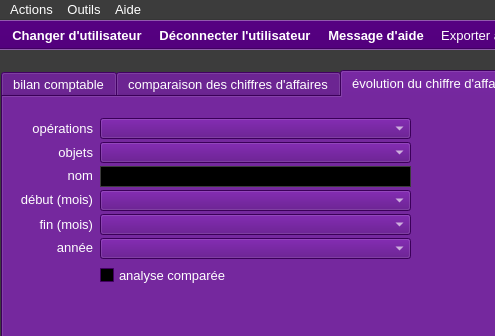
Above: ui/yeroth-erp-tableaux-de-bord-window.ui from xnoumbissinoundou/yeroth-erp-3.0 before the change; both pictures show x 0 to 495 and y 0 to 336 of the 800 by 600 pixel window. Below: the same form after it.
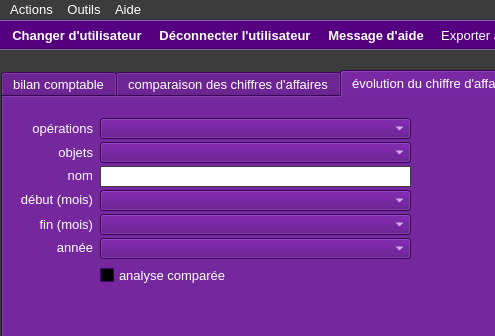
That is the form after the change. The open tabs and pages were chosen to show the change. Icons and pictures are not drawn. Custom widgets are drawn as their Qt base class.

Diff of the .ui file:
```diff
--- a/ui/yeroth-erp-tableaux-de-bord-window.ui
+++ b/ui/yeroth-erp-tableaux-de-bord-window.ui
@@ -9570,63 +9570,63 @@
          <colorrole role="WindowText">
           <brush brushstyle="SolidPattern">
            <color alpha="255">
-            <red>255</red>
-            <green>255</green>
-            <blue>255</blue>
+            <red>0</red>
+            <green>0</green>
+            <blue>0</blue>
            </color>
           </brush>
          </colorrole>
          <colorrole role="Button">
           <brush brushstyle="SolidPattern">
            <color alpha="255">
-            <red>0</red>
-            <green>0</green>
-            <blue>0</blue>
+            <red>255</red>
+            <green>255</green>
+            <blue>255</blue>
            </color>
           </brush>
          </colorrole>
          <colorrole role="Light">
           <brush brushstyle="SolidPattern">
            <color alpha="255">
-            <red>70</red>
-            <green>100</green>
-            <blue>100</blue>
+            <red>255</red>
+            <green>255</green>
+            <blue>255</blue>
            </color>
           </brush>
          </colorrole>
          <colorrole role="Midlight">
           <brush brushstyle="SolidPattern">
            <color alpha="255">
-            <red>58</red>
-            <green>83</green>
-            <blue>83</blue>
+            <red>255</red>
+            <green>255</green>
+            <blue>255</blue>
            </color>
           </brush>
          </colorrole>
          <colorrole role="Dark">
           <brush brushstyle="SolidPattern">
            <color alpha="255">
-            <red>23</red>
-            <green>33</green>
-            <blue>33</blue>
+            <red>127</red>
+            <green>127</green>
+            <blue>127</blue>
            </color>
           </brush>
          </colorrole>
          <colorrole role="Mid">
           <brush brushstyle="SolidPattern">
            <color alpha="255">
-            <red>31</red>
-            <green>44</green>
-            <blue>44</blue>
+            <red>170</red>
+            <green>170</green>
+            <blue>170</blue>
            </color>
           </brush>
          </colorrole>
          <colorrole role="Text">
           <brush brushstyle="SolidPattern">
            <color alpha="255">
-            <red>255</red>
-            <green>255</green>
-            <blue>255</blue>
+            <red>0</red>
+            <green>0</green>
+            <blue>0</blue>
            </color>
           </brush>
          </colorrole>
@@ -9642,27 +9642,27 @@
          <colorrole role="ButtonText">
           <brush brushstyle="SolidPattern">
            <color alpha="255">
-            <red>255</red>
-            <green>255</green>
-            <blue>255</blue>
+            <red>0</red>
+            <green>0</green>
+            <blue>0</blue>
            </color>
           </brush>
          </colorrole>
          <colorrole role="Base">
           <brush brushstyle="SolidPattern">
            <color alpha="255">
-            <red>0</red>
-            <green>0</green>
-            <blue>0</blue>
+            <red>255</red>
+            <green>255</green>
+            <blue>255</blue>
            </color>
           </brush>
          </colorrole>
          <colorrole role="Window">
           <brush brushstyle="SolidPattern">
            <color alpha="255">
-            <red>0</red>
-            <green>0</green>
-            <blue>0</blue>
+            <red>255</red>
+            <green>255</green>
+            <blue>255</blue>
            </color>
           </brush>
          </colorrole>
@@ -9675,21 +9675,12 @@
            </color>
           </brush>
          </colorrole>
-         <colorrole role="HighlightedText">
-          <brush brushstyle="SolidPattern">
-           <color alpha="255">
-            <red>2</red>
-            <green>160</green>
-            <blue>70</blue>
-           </color>
-          </brush>
-         </colorrole>
          <colorrole role="AlternateBase">
           <brush brushstyle="SolidPattern">
            <color alpha="255">
-            <red>23</red>
-            <green>33</green>
-            <blue>33</blue>
+            <red>255</red>
+            <green>255</green>
+            <blue>255</blue>
            </color>
           </brush>
          </colorrole>
@@ -9716,63 +9707,63 @@
          <colorrole role="WindowText">
           <brush brushstyle="SolidPattern">
            <color alpha="255">
-            <red>255</red>
-            <green>255</green>
-            <blue>255</blue>
+            <red>0</red>
+            <green>0</green>
+            <blue>0</blue>
            </color>
           </brush>
          </colorrole>
          <colorrole role="Button">
           <brush brushstyle="SolidPattern">
            <color alpha="255">
-            <red>0</red>
-            <green>0</green>
-            <blue>0</blue>
+            <red>255</red>
+            <green>255</green>
+            <blue>255</blue>
            </color>
           </brush>
          </colorrole>
          <colorrole role="Light">
           <brush brushstyle="SolidPattern">
            <color alpha="255">
-            <red>70</red>
-            <green>100</green>
-            <blue>100</blue>
+            <red>255</red>
+            <green>255</green>
+            <blue>255</blue>
            </color>
           </brush>
          </colorrole>
          <colorrole role="Midlight">
           <brush brushstyle="SolidPattern">
            <color alpha="255">
-            <red>58</red>
-            <green>83</green>
-            <blue>83</blue>
+            <red>255</red>
+            <green>255</green>
+            <blue>255</blue>
            </color>
           </brush>
          </colorrole>
          <colorrole role="Dark">
           <brush brushstyle="SolidPattern">
            <color alpha="255">
-            <red>23</red>
-            <green>33</green>
-            <blue>33</blue>
+            <red>127</red>
+            <green>127</green>
+            <blue>127</blue>
            </color>
           </brush>
          </colorrole>
          <colorrole role="Mid">
           <brush brushstyle="SolidPattern">
            <color alpha="255">
-            <red>31</red>
-            <green>44</green>
-            <blue>44</blue>
+            <red>170</red>
+            <green>170</green>
+            <blue>170</blue>
            </color>
           </brush>
          </colorrole>
          <colorrole role="Text">
           <brush brushstyle="SolidPattern">
            <color alpha="255">
-            <red>255</red>
-            <green>255</green>
-            <blue>255</blue>
+            <red>0</red>
+            <green>0</green>
+            <blue>0</blue>
            </color>
           </brush>
          </colorrole>
@@ -9788,27 +9779,27 @@
          <colorrole role="ButtonText">
           <brush brushstyle="SolidPattern">
            <color alpha="255">
-            <red>255</red>
-            <green>255</green>
-            <blue>255</blue>
+            <red>0</red>
+            <green>0</green>
+            <blue>0</blue>
            </color>
           </brush>
          </colorrole>
          <colorrole role="Base">
           <brush brushstyle="SolidPattern">
            <color alpha="255">
-            <red>0</red>
-            <green>0</green>
-            <blue>0</blue>
+            <red>255</red>
+            <green>255</green>
+            <blue>255</blue>
            </color>
           </brush>
          </colorrole>
          <colorrole role="Window">
           <brush brushstyle="SolidPattern">
            <color alpha="255">
-            <red>0</red>
-            <green>0</green>
-            <blue>0</blue>
+            <red>255</red>
+            <green>255</green>
+            <blue>255</blue>
            </color>
           </brush>
          </colorrole>
@@ -9821,21 +9812,12 @@
            </color>
           </brush>
          </colorrole>
-         <colorrole role="HighlightedText">
-          <brush brushstyle="SolidPattern">
-           <color alpha="255">
-            <red>2</red>
-            <green>160</green>
-            <blue>70</blue>
-           </color>
-          </brush>
-         </colorrole>
          <colorrole role="AlternateBase">
           <brush brushstyle="SolidPattern">
            <color alpha="255">
-            <red>23</red>
-            <green>33</green>
-            <blue>33</blue>
+            <red>255</red>
+            <green>255</green>
+            <blue>255</blue>
            </color>
           </brush>
          </colorrole>
@@ -9862,63 +9844,63 @@
          <colorrole role="WindowText">
           <brush brushstyle="SolidPattern">
            <color alpha="255">
-            <red>23</red>
-            <green>33</green>
-            <blue>33</blue>
+            <red>127</red>
+            <green>127</green>
+            <blue>127</blue>
            </color>
           </brush>
          </colorrole>
          <colorrole role="Button">
           <brush brushstyle="SolidPattern">
            <color alpha="255">
-            <red>0</red>
-            <green>0</green>
-            <blue>0</blue>
+            <red>255</red>
+            <green>255</green>
+            <blue>255</blue>
            </color>
           </brush>
          </colorrole>
          <colorrole role="Light">
           <brush brushstyle="SolidPattern">
            <color alpha="255">
-            <red>70</red>
-            <green>100</green>
-            <blue>100</blue>
+            <red>255</red>
+            <green>255</green>
+            <blue>255</blue>
            </color>
           </brush>
          </colorrole>
          <colorrole role="Midlight">
           <brush brushstyle="SolidPattern">
            <color alpha="255">
-            <red>58</red>
-            <green>83</green>
-            <blue>83</blue>
+            <red>255</red>
+            <green>255</green>
+            <blue>255</blue>
            </color>
           </brush>
          </colorrole>
          <colorrole role="Dark">
           <brush brushstyle="SolidPattern">
            <color alpha="255">
-            <red>23</red>
-            <green>33</green>
-            <blue>33</blue>
+            <red>127</red>
+            <green>127</green>
+            <blue>127</blue>
            </color>
           </brush>
          </colorrole>
          <colorrole role="Mid">
           <brush brushstyle="SolidPattern">
            <color alpha="255">
-            <red>31</red>
-            <green>44</green>
-            <blue>44</blue>
+            <red>170</red>
+            <green>170</green>
+            <blue>170</blue>
            </color>
           </brush>
          </colorrole>
          <colorrole role="Text">
           <brush brushstyle="SolidPattern">
            <color alpha="255">
-            <red>23</red>
-            <green>33</green>
-            <blue>33</blue>
+            <red>127</red>
+            <green>127</green>
+            <blue>127</blue>
            </color>
           </brush>
          </colorrole>
@@ -9934,27 +9916,27 @@
          <colorrole role="ButtonText">
           <brush brushstyle="SolidPattern">
            <color alpha="255">
-            <red>23</red>
-            <green>33</green>
-            <blue>33</blue>
+            <red>127</red>
+            <green>127</green>
+            <blue>127</blue>
            </color>
           </brush>
          </colorrole>
          <colorrole role="Base">
           <brush brushstyle="SolidPattern">
            <color alpha="255">
-            <red>0</red>
-            <green>0</green>
-            <blue>0</blue>
+            <red>255</red>
+            <green>255</green>
+            <blue>255</blue>
            </color>
           </brush>
          </colorrole>
          <colorrole role="Window">
           <brush brushstyle="SolidPattern">
            <color alpha="255">
-            <red>0</red>
-            <green>0</green>
-            <blue>0</blue>
+            <red>255</red>
+            <green>255</green>
+            <blue>255</blue>
            </color>
           </brush>
          </colorrole>
@@ -9967,21 +9949,12 @@
            </color>
           </brush>
          </colorrole>
-         <colorrole role="HighlightedText">
-          <brush brushstyle="SolidPattern">
-           <color alpha="255">
-            <red>2</red>
-            <green>160</green>
-            <blue>70</blue>
-           </color>
-          </brush>
-         </colorrole>
          <colorrole role="AlternateBase">
           <brush brushstyle="SolidPattern">
            <color alpha="255">
-            <red>47</red>
-            <green>67</green>
-            <blue>67</blue>
+            <red>255</red>
+            <green>255</green>
+            <blue>255</blue>
            </color>
           </brush>
          </colorrole>
@@ -10017,8 +9990,7 @@
        <bool>false</bool>
       </property>
       <property name="styleSheet">
-       <string notr="true">border: 1px solid rgb(60, 60, 60);
-background-color: rgb(0, 0, 0); </string>
+       <string notr="true">border: 1px solid rgb(60, 60, 60);</string>
       </property>
       <property name="text">
        <string/>
```
